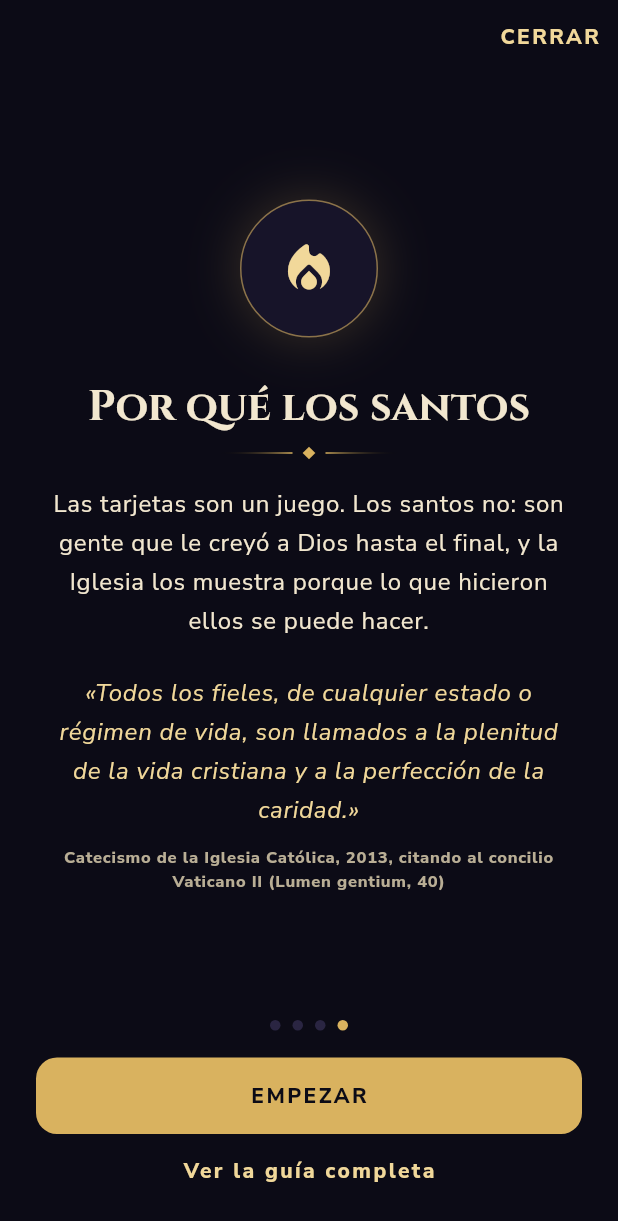
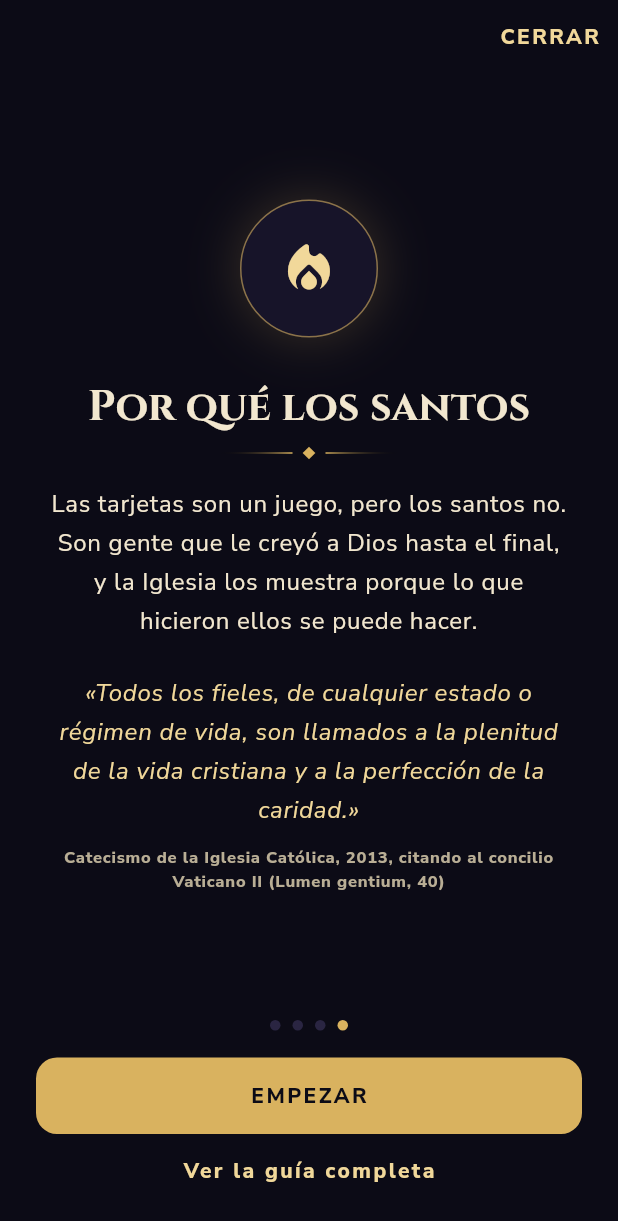
Before and after one commit to goncastrop/santos-nhf, a Flutter app: the screen it shows after launch, swiped to page 4, on a phone screen of 412 x 824 dp. Shown: the top 1221 px of the screen. Run offline on Flutter 3.47's test engine with Material 3 defaults, Android fonts, the phone set to English and light mode, and no system bars; our stand-ins replace cached_network_image, csv, google_fonts, image_picker, share_plus, shared_preferences; missing offline and left inert: file_saver, file_selector, flutter_driver, mailer, serverpod, serverpod_auth_core_client and 7 more; statements that could not run were skipped.

Commit message:
wording improved

```diff
--- a/saints_nhf_flutter/lib/screens/welcome_screen.dart
+++ b/saints_nhf_flutter/lib/screens/welcome_screen.dart
@@ -284,7 +284,7 @@ class _ClosingView extends StatelessWidget {
         const Center(child: Ornament(width: 120)),
         const SizedBox(height: 18),
         Text(
-          'Las tarjetas son un juego. Los santos no: son gente que le creyó '
+          'Las tarjetas son un juego, pero los santos no. Son gente que le creyó '
           'a Dios hasta el final, y la Iglesia los muestra porque lo que '
           'hicieron ellos se puede hacer.',
           textAlign: TextAlign.center,
```
